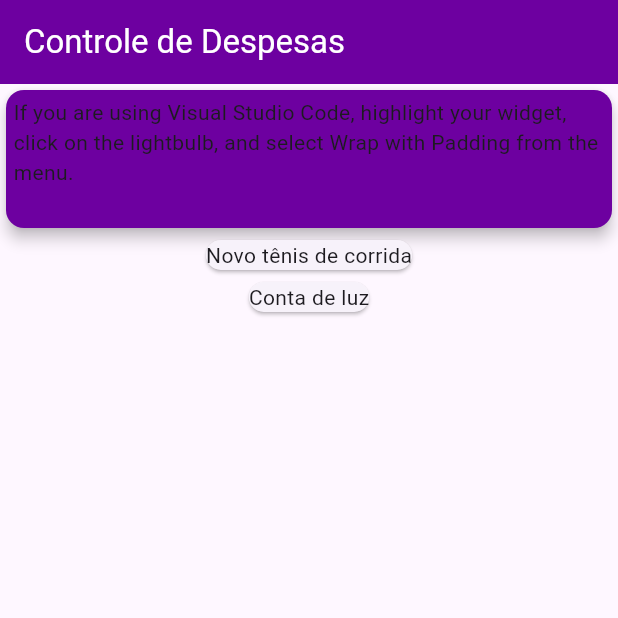
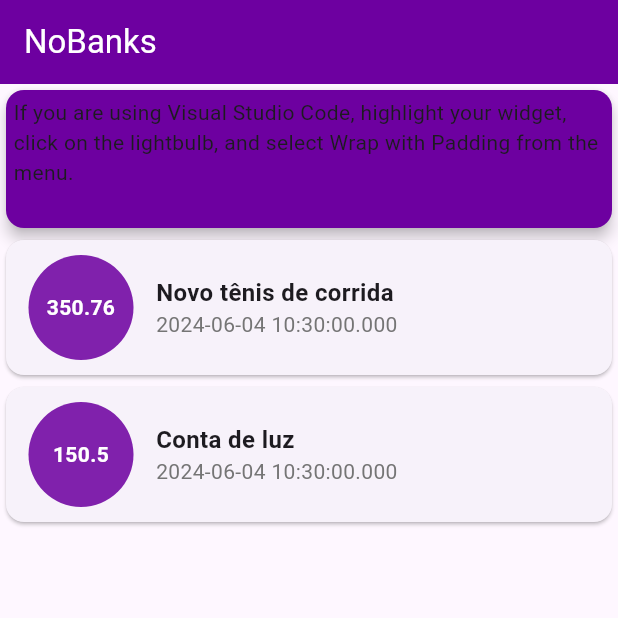
Before and after one commit to paullo-hh/expenses, a Flutter app: the screen it shows after launch, on a phone screen of 412 x 824 dp, the top half of it. Run offline on Flutter 3.47's test engine with Material 3 defaults, Android fonts, the phone set to English and light mode, and no system bars.

Commit message:
Added custom lines to widgets and children

```diff
--- a/lib/main.dart
+++ b/lib/main.dart
@@ -1,5 +1,6 @@
 import 'package:expenses/models/transaction.dart';
 import 'package:flutter/material.dart';
+import 'package:flutter/widgets.dart';
 
 void main() {
   runApp(const ExpensesApp());
@@ -19,7 +20,7 @@ class MyHomePage extends StatelessWidget {
     Transaction(
         id: '0001',
         title: 'Novo tênis de corrida',
-        value: 350.00,
+        value: 350.76,
         date: DateTime.now()),
     Transaction(
         id: '0002', title: 'Conta de luz', value: 150.50, date: DateTime.now()),
@@ -27,11 +28,10 @@ class MyHomePage extends StatelessWidget {
 
   @override
   Widget build(BuildContext context) {
-
     return Scaffold(
       appBar: AppBar(
         title: const Text(
-            "Controle de Despesas",
+          "NoBanks",
         ),
         backgroundColor: Color.fromARGB(255, 109, 0, 160),
         foregroundColor: Color.fromARGB(255, 255, 255, 255),
@@ -56,10 +56,55 @@ class MyHomePage extends StatelessWidget {
             Column(
               children: _transactions.map((tr) {
                 return Card(
-                    child: Text(tr.title),
+                  child: Row(
+                    children: <Widget>[
+                      Container(
+                        width: 70,
+                        height: 70,
+                        margin: const EdgeInsets.symmetric(
+                          horizontal: 15,
+                          vertical: 10,
+                        ),
+                        decoration: BoxDecoration(
+                            color: const Color.fromARGB(255, 128, 33, 172),
+                            borderRadius: BorderRadius.circular(100)),
+                        padding: const EdgeInsets.all(10),
+                        child: Center(
+                          child: Text(
+                            textAlign: TextAlign.center,
+                            tr.value.toString(),
+                            style: const TextStyle(
+                                fontWeight: FontWeight.bold,
+                                fontSize: 14,
+                                color: Color.fromARGB(255, 255, 255, 255)),
+                          ),
+                        ),
+                      ),
+                      Column(
+                        // ignore: sort_child_properties_last
+                        children: <Widget>[
+                          Text(
+                            tr.title,
+                            style: const TextStyle(
+                              fontSize: 16,
+                              fontWeight: FontWeight.bold,
+                            ),
+                          ),
+                          Text(
+                            tr.date.toString(),
+                            style: const TextStyle(
+                              color: Color.fromARGB(255, 117, 117, 117),
+                            ),
+                          ),
+                        ],
+                        crossAxisAlignment: CrossAxisAlignment.start,
+                      ),
+                    ],
+                  ),
                 );
               }).toList(),
-              )
-            ]));
+            ),
+          ]),
+    );
   }
 }
```
Lines whose indentation alone changed are shown as unchanged.
